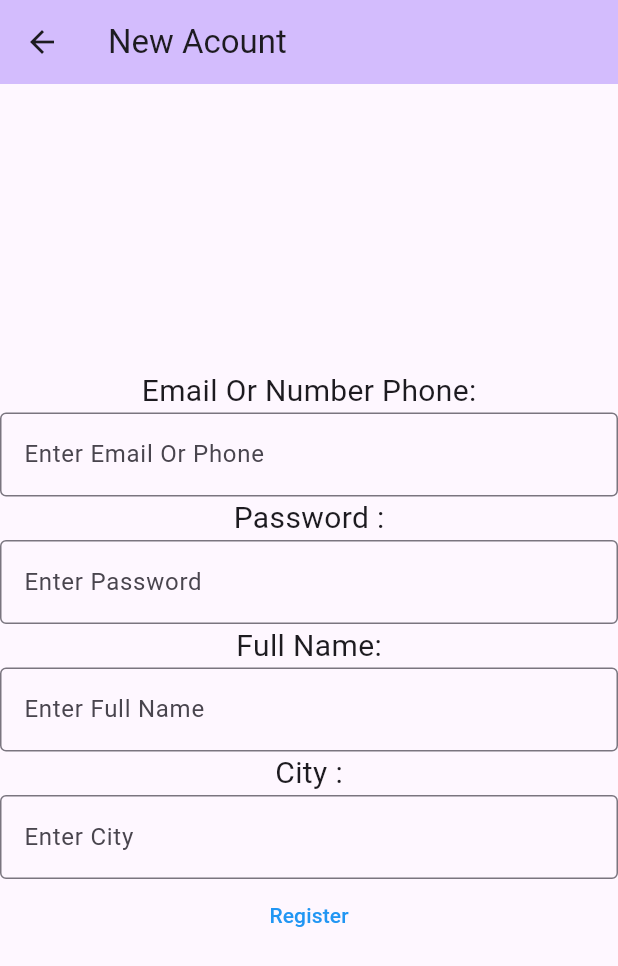
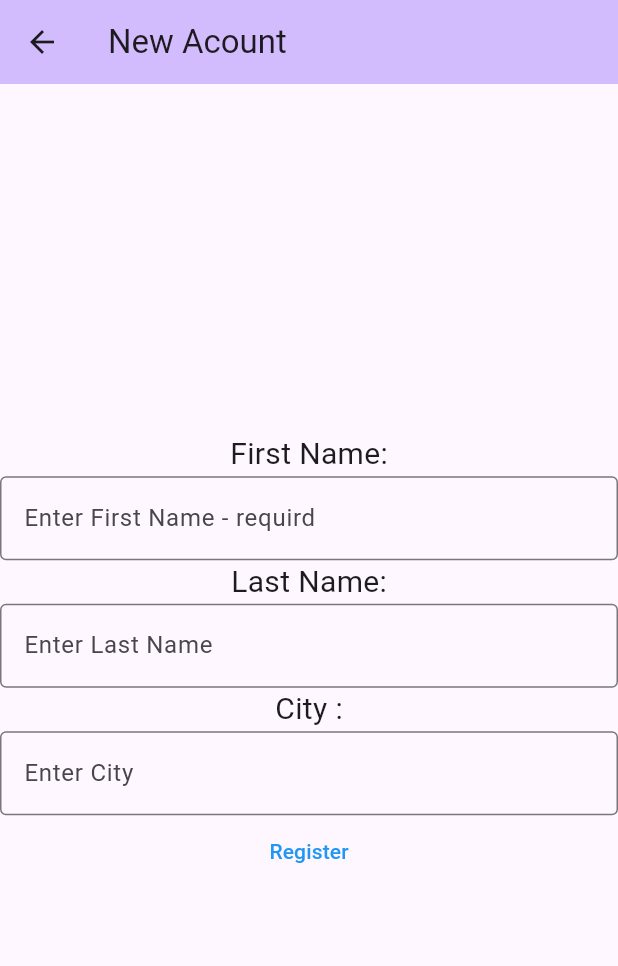
Before and after one commit to FarahWattad/FinalProgect, a Flutter app: the screen it shows after launch, after a tap on "New Acount", on a phone screen of 412 x 824 dp. Shown: the top 966 px of the screen. Run offline on Flutter 3.47's test engine with Material 3 defaults, Android fonts, the phone set to English and light mode, and no system bars; missing offline and left inert: mysql1.

```diff
--- a/lib/Models/User.dart
+++ b/lib/Models/User.dart
@@ -3,7 +3,7 @@ class User{
     this.FirstName="",
     this.CreatedDateTime="",
     this.LastName="",
-    this.Password="",
+    this.City="",
     this.UserID=0,
 
   });
@@ -12,14 +12,14 @@ class User{
   String FirstName;
   String LastName;
   String CreatedDateTime;
-  String Password;
+  String City;
   int UserID ;
 
   factory User.fromJson(Map<String,dynamic> json)=>User(
     FirstName: json["FirstName"],
     CreatedDateTime: json["CreatedDateTime"],
     LastName: json["LastName"],
-    Password: json["Password"],
+    City: json["City"],
     UserID : json["UserID "],
 
   );
@@ -27,7 +27,7 @@ class User{
     "FirstName": FirstName,
     "CreatedDateTime":CreatedDateTime,
     "LastName":LastName,
-    "Password":Password,
+    "City":City,
     "UserID ":UserID ,
 
   };
--- a/lib/Views/RegisterScreen.dart
+++ b/lib/Views/RegisterScreen.dart
@@ -5,24 +5,46 @@ import '../Models/User.dart';
 import '../Utils/db.dart';
 import 'HomePageScreen.dart';
 
-class Registerscreen extends StatefulWidget {
-  const Registerscreen({super.key, required this.title});
+class RegisterScreen extends StatefulWidget {
+  const RegisterScreen({super.key, required this.title});
 
   final String title;
 
   @override
-  State<Registerscreen> createState() => RegisterscreenPageState();
+  State<RegisterScreen> createState() => RegisterScreenPageState();
 }
 
-class RegisterscreenPageState extends State<Registerscreen> {
+class RegisterScreenPageState extends State<RegisterScreen> {
   int _counter = 0;
 
-  final _txtEmail= TextEditingController();
-  final _txtPassword= TextEditingController();
   final _txtCity= TextEditingController();
-  final _txtName= TextEditingController();
+  final _txtFirstName= TextEditingController();
+  final _txtLastName= TextEditingController();
 
+void _incrementCounter(){
+  setState(() {
+    _counter++;
+  });
+}
 
+void insertUserFunc() {
+  if (_txtFirstName.text != "") {
+    User us = new User();
+    us.FirstName = _txtFirstName.text;
+    us.LastName = _txtLastName.text;
+    us.City = _txtCity.text;
+    insertUser(us);
+    var uti = new Utils();
+    uti.showMyDialog(context, "success", "you registed successfully");
+    _txtFirstName.text = "";
+    _txtLastName.text = "";
+    _txtCity.text = "";
+  }
+  else {
+    var uti = new Utils();
+    uti.showMyDialog(context, "Required", "Please insert First name");
+  }
+}
 
   @override
   Widget build(BuildContext context) {
@@ -36,35 +58,7 @@ class RegisterscreenPageState extends State<Registerscreen> {
           mainAxisAlignment: MainAxisAlignment.center,
           children: <Widget>[
             Text(
-              "Email Or Number Phone:",
-              style: TextStyle(fontSize: 20),
-            ),
-            Container(
-              width: 500,
-              child :TextField(
-                controller: _txtEmail,
-                decoration: InputDecoration(
-                  border: OutlineInputBorder(),
-                  hintText: 'Enter Email Or Phone',
-                ),
-              ),
-            ),
-            Text(
-              "Password :",
-              style: TextStyle(fontSize: 20),
-            ),
-            Container(
-              width: 500,
-              child : TextField(
-                controller: _txtPassword,
-                decoration: InputDecoration(
-                  border: OutlineInputBorder(),
-                  hintText: 'Enter Password',
-                ),
-              ),
-            ),
-            Text(
-              "Full Name:",
+              "First Name:",
               style: TextStyle(fontSize: 20),
             ),
             Container(
@@ -72,7 +66,20 @@ class RegisterscreenPageState extends State<Registerscreen> {
               child: TextField(
                 decoration: InputDecoration(
                   border: OutlineInputBorder(),
-                  hintText: 'Enter Full Name',
+                  hintText: 'Enter First Name - requird',
+                ),
+              ),
+            ),
+            Text(
+              "Last Name:",
+              style: TextStyle(fontSize: 20),
+            ),
+            Container(
+              width: 500,
+              child: TextField(
+                decoration: InputDecoration(
+                  border: OutlineInputBorder(),
+                  hintText: 'Enter Last Name',
                 ),
               ),
             ),
@@ -95,20 +102,15 @@ class RegisterscreenPageState extends State<Registerscreen> {
                 foregroundColor: MaterialStateProperty.all<Color>(Colors.blue),
               ),
               onPressed: () {
-                var Uti2=new Utils();
-                Uti2.showMyDialog(context, _txtEmail.text, _txtPassword.text);
-                User us =new User();
-                us.FirstName=_txtName.text;
-                us.Password="050740290xx5";
-                us.UserID=3;
-                insertUser(us);
+
+                insertUserFunc();
                 /*
                 Navigator.push(
                   context,
                   MaterialPageRoute(builder: (context)=> const HomePageScreen(title :" HomePage")),
                 );
                  */
-                content:Text(_txtCity.text+"_"+_txtEmail.text+"_"+_txtName.text+"_"+_txtPassword.text);
+             //   content:Text(_txtCity.text+"_"+_txtEmail.text+"_"+_txtFullName.text+"_"+_txtPassword.text);
               },
               child: Text('Register'),
             ),
--- a/lib/main.dart
+++ b/lib/main.dart
@@ -113,7 +113,7 @@ class _MyHomePageState extends State<MyHomePage> {
                   context,
                   MaterialPageRoute(
                       builder: (context) =>
-                          const Registerscreen(title: "New Acount")),
+                          const RegisterScreen(title: "New Acount")),
                 );
               },
               child: Text('New Acount'),
```
Also changed, not shown: lib/Utils/db.dart (+11 -12 lines).
